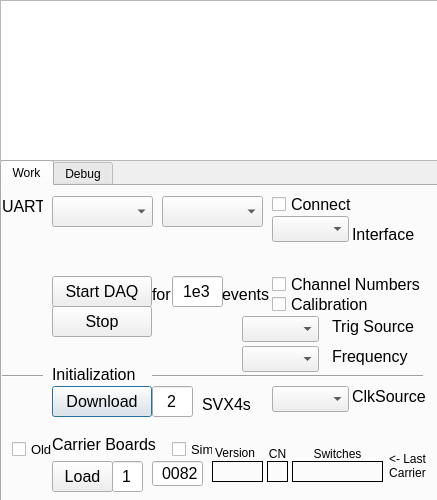
The window that dsvxtb.ui (ASukhanov/ProtoFEM_GUI) describes before a commit, drawn with Qt 5.
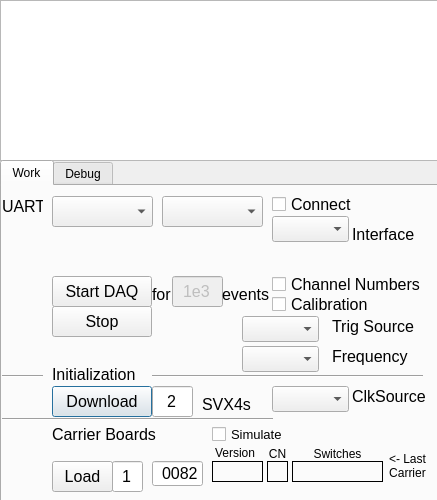
The same window after the commit.

Commit message: dsvxtb.py:	Removed support of old ProtoFEMs, SPI is default interface. spispool.c:	Detection of DAQ stop/start.

Patch:
```diff
--- a/dsvxtb.ui
+++ b/dsvxtb.ui
@@ -195,6 +195,9 @@
      </property>
     </widget>
     <widget class="QLineEdit" name="my_DAQ_NEvents">
+     <property name="enabled">
+      <bool>false</bool>
+     </property>
      <property name="geometry">
       <rect>
        <x>170</x>
@@ -721,7 +724,7 @@
      <property name="geometry">
       <rect>
        <x>50</x>
-       <y>250</y>
+       <y>240</y>
        <width>111</width>
        <height>16</height>
       </rect>
@@ -1318,36 +1321,12 @@
       <string>&lt;html&gt;&lt;head/&gt;&lt;body&gt;&lt;p&gt;ClkSource&lt;/p&gt;&lt;/body&gt;&lt;/html&gt;</string>
      </property>
     </widget>
-    <widget class="QCheckBox" name="my_Old_CARB">
-     <property name="geometry">
-      <rect>
-       <x>10</x>
-       <y>255</y>
-       <width>51</width>
-       <height>17</height>
-      </rect>
-     </property>
-     <property name="font">
-      <font>
-       <pointsize>10</pointsize>
-      </font>
-     </property>
-     <property name="toolTip">
-      <string>Carrire boards with old (v17) firmware </string>
-     </property>
-     <property name="text">
-      <string>Old</string>
-     </property>
-     <property name="checked">
-      <bool>false</bool>
-     </property>
-    </widget>
     <widget class="QCheckBox" name="my_CARB_Sim">
      <property name="geometry">
       <rect>
-       <x>170</x>
-       <y>255</y>
-       <width>41</width>
+       <x>210</x>
+       <y>240</y>
+       <width>81</width>
        <height>17</height>
       </rect>
      </property>
@@ -1360,12 +1339,30 @@
       <string>Turn on simulator on the carrier board</string>
      </property>
      <property name="text">
-      <string>Sim</string>
+      <string>Simulate</string>
      </property>
      <property name="checked">
       <bool>false</bool>
      </property>
     </widget>
+    <widget class="Line" name="line_11">
+     <property name="geometry">
+      <rect>
+       <x>0</x>
+       <y>228</y>
+       <width>271</width>
+       <height>10</height>
+      </rect>
+     </property>
+     <property name="font">
+      <font>
+       <kerning>true</kerning>
+      </font>
+     </property>
+     <property name="orientation">
+      <enum>Qt::Horizontal</enum>
+     </property>
+    </widget>
     <zorder>line_9</zorder>
     <zorder>my_COM_BAUD</zorder>
     <zorder>my_Connect</zorder>
```
Left out of the diff: 2 changed lines with no effect on the pictures. The commit also changes 3 other files.
